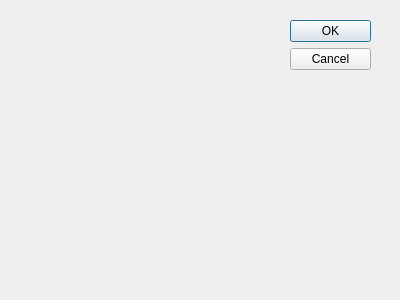
The window that about_dialog.ui (myriadrf/touch-runner) describes before a commit, drawn with Qt 5.
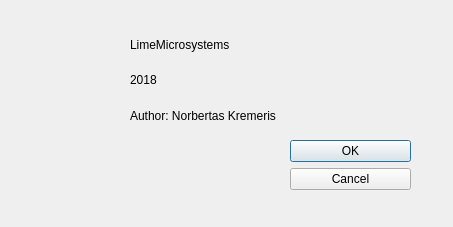
The same window after the commit. Icons and pictures are not drawn.

The edit to the form file:
```diff
--- a/about_dialog.ui
+++ b/about_dialog.ui
@@ -8,8 +8,8 @@
    <rect>
     <x>0</x>
     <y>0</y>
-    <width>400</width>
-    <height>300</height>
+    <width>453</width>
+    <height>227</height>
    </rect>
   </property>
   <property name="windowTitle">
@@ -19,9 +19,9 @@
    <property name="geometry">
     <rect>
      <x>290</x>
-     <y>20</y>
-     <width>81</width>
-     <height>241</height>
+     <y>140</y>
+     <width>121</width>
+     <height>71</height>
     </rect>
    </property>
    <property name="orientation">
@@ -31,6 +31,55 @@
     <set>QDialogButtonBox::Cancel|QDialogButtonBox::Ok</set>
    </property>
   </widget>
+  <widget class="QWidget" name="verticalLayoutWidget">
+   <property name="geometry">
+    <rect>
+     <x>130</x>
+     <y>30</y>
+     <width>291</width>
+     <height>100</height>
+    </rect>
+   </property>
+   <layout class="QVBoxLayout" name="verticalLayout">
+    <item>
+     <widget class="QLabel" name="label">
+      <property name="text">
+       <string>LimeMicrosystems</string>
+      </property>
+     </widget>
+    </item>
+    <item>
+     <widget class="QLabel" name="label_2">
+      <property name="text">
+       <string>2018</string>
+      </property>
+     </widget>
+    </item>
+    <item>
+     <widget class="QLabel" name="label_3">
+      <property name="text">
+       <string>Author: Norbertas Kremeris</string>
+      </property>
+     </widget>
+    </item>
+   </layout>
+  </widget>
+  <widget class="QLabel" name="label_4">
+   <property name="geometry">
+    <rect>
+     <x>40</x>
+     <y>40</y>
+     <width>101</width>
+     <height>81</height>
+    </rect>
+   </property>
+   <property name="text">
+    <string/>
+   </property>
+   <property name="pixmap">
+    <pixmap resource="icons.qrc">:/icons/lime.png</pixmap>
+   </property>
+  </widget>
  </widget>
  <pixmapfunction/>
  <resources/>
```
Left out of the diff: 41 changed lines with no effect on the pictures.
